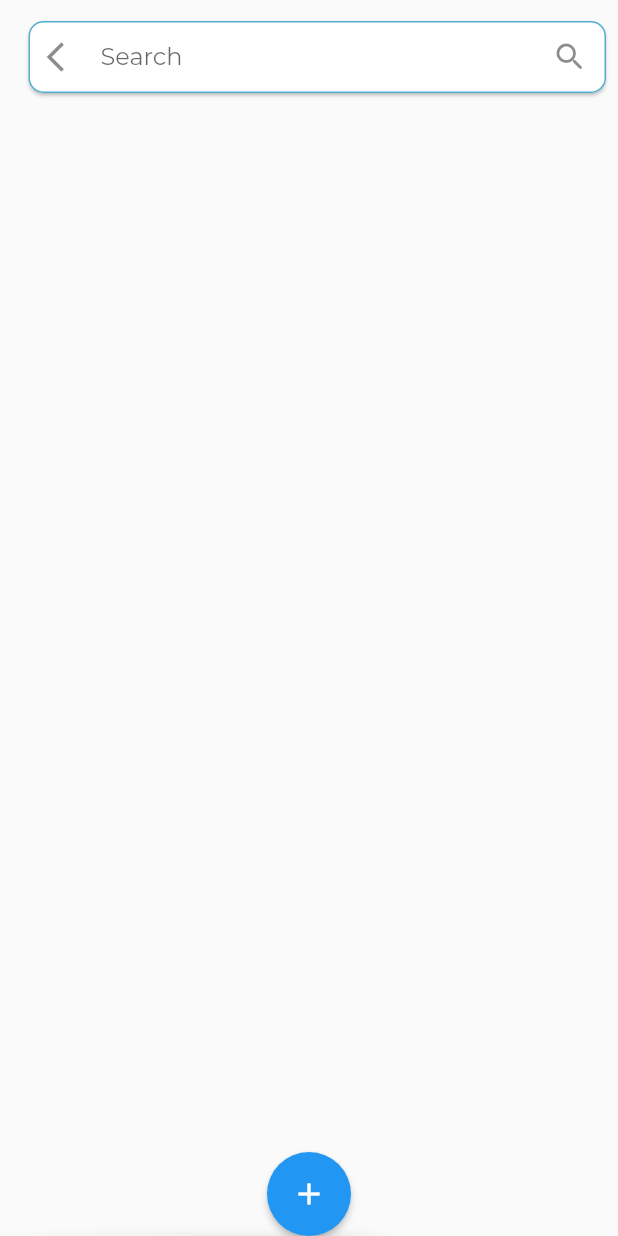
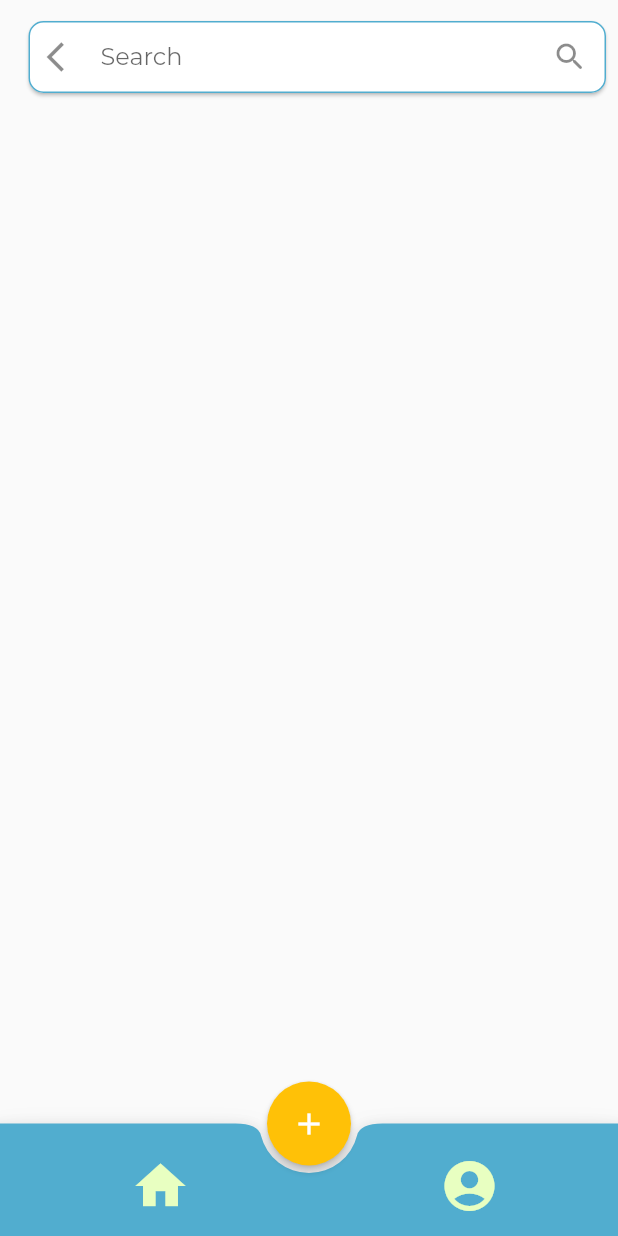
Before and after one commit to adithyaanilkumar/SafeNet, a Flutter app: the screen it shows after launch, on a phone screen of 412 x 824 dp. Run offline on Flutter 3.47's test engine with Material 2 defaults, Android fonts, the phone set to English and light mode, and no system bars; our stand-ins replace animated_text_kit, flutter_signin_button; statements that could not run were skipped; project files that could hold a hidden picture were left out.

Commit message:
Added bottom Navigation Bar

```diff
--- a/app/safenet/lib/core/viewmodals/home_model.dart
+++ b/app/safenet/lib/core/viewmodals/home_model.dart
@@ -1,10 +1,12 @@
 import 'package:flutter/material.dart';
 
 class HomeViewModel extends ChangeNotifier {
-  List<BottomNavigationBarItem> bottomNavBarIcons = [
-    BottomNavigationBarItem(
-      icon: Icon(Icons.account_circle),
-    ),
-    // BottomNavigationBarItem(icon: Icon(Icons.)),
-  ];
+  int _currentIndex = 0;
+
+  get currentIndex => _currentIndex;
+
+  set updateIndex(int index) {
+    _currentIndex = index;
+    notifyListeners();
+  }
 }
--- a/app/safenet/lib/main.dart
+++ b/app/safenet/lib/main.dart
@@ -1,9 +1,11 @@
 import 'package:flutter/material.dart';
 import 'package:provider/provider.dart';
 import 'package:safenet/core/routes.dart';
+import 'package:safenet/core/viewmodals/home_model.dart';
 import 'package:safenet/core/viewmodals/login_model.dart';
 import 'package:safenet/core/viewmodals/register_model.dart';
 import 'package:safenet/core/viewmodals/welcome_model.dart';
+import 'package:safenet/ui/customWidgets/bottomAppBar.dart';
 import 'package:safenet/ui/views/home_view.dart';
 import 'package:safenet/ui/views/welcome_view.dart';
 
@@ -21,7 +23,9 @@ class MyApp extends StatelessWidget {
             create: (context) => WelcomeModel()),
         ChangeNotifierProvider<LoginModel>(create: (context) => LoginModel()),
         ChangeNotifierProvider<RegisterModel>(
-            create: (context) => RegisterModel())
+            create: (context) => RegisterModel()),
+        ChangeNotifierProvider<HomeViewModel>(
+            create: (context) => HomeViewModel())
       ],
       child: MaterialApp(
         routes: Routes.getRoutes(),
@@ -30,7 +34,7 @@ class MyApp extends StatelessWidget {
           primarySwatch: Colors.blue,
           visualDensity: VisualDensity.adaptivePlatformDensity,
         ),
-        home: HomeView(),
+        home: CustomBottomAppBar(),
       ),
     );
   }
--- /dev/null
+++ b/app/safenet/lib/ui/customWidgets/bottomAppBar.dart
@@ -0,0 +1,83 @@
+import 'package:flutter/material.dart';
+import 'package:provider/provider.dart';
+import 'package:safenet/core/viewmodals/home_model.dart';
+import 'package:safenet/ui/views/home_view.dart';
+import 'package:safenet/ui/views/profile.dart';
+
+class BottomAppBarItem {
+  BottomAppBarItem({this.iconData, this.text});
+  IconData iconData;
+  String text;
+}
+
+class CustomBottomAppBar extends StatefulWidget {
+  @override
+  _CustomBottomAppBarState createState() => _CustomBottomAppBarState();
+}
+
+class _CustomBottomAppBarState extends State<CustomBottomAppBar> {
+  PageController _controller = PageController(initialPage: 0);
+  @override
+  Widget build(BuildContext context) {
+    return Consumer<HomeViewModel>(builder: (context, model, child) {
+      return Scaffold(
+        floatingActionButtonLocation: FloatingActionButtonLocation.centerDocked,
+        floatingActionButton: FloatingActionButton(
+          onPressed: () {},
+          tooltip: 'Increment',
+          child: Icon(Icons.add),
+          elevation: 2.0,
+          backgroundColor: Colors.amber,
+        ),
+        bottomNavigationBar: BottomAppBar(
+          elevation: ,
+          shape: CircularNotchedRectangle(),
+          clipBehavior: Clip.antiAlias,
+          notchMargin: 5.0,
+          child: Container(
+            height: 75.0,
+            child: Row(
+              mainAxisSize: MainAxisSize.max,
+              mainAxisAlignment: MainAxisAlignment.spaceAround,
+              children: [
+                IconButton(
+                    icon: Icon(
+                      Icons.home,
+                      size: 40.0,
+                      color: Color(0xffe8ffc1),
+                    ),
+                    onPressed: () {
+                      setState(() {
+                        _controller.jumpToPage(0);
+                      });
+                    }),
+                IconButton(
+                    icon: Icon(
+                      Icons.account_circle,
+                      size: 40.0,
+                      color: Color(0xffe8ffc1),
+                    ),
+                    onPressed: () {
+                      setState(() {
+                        _controller.jumpToPage(1);
+                      });
+                    })
+              ],
+            ),
+          ),
+          color: Color(0xff51adcf),
+        ),
+        body: PageView(
+          controller: _controller,
+          onPageChanged: (int) {
+            print('Page changes to index $int');
+          },
+          children: [
+            HomeView(),
+            Profile(),
+          ],
+        ),
+      );
+    });
+  }
+}
--- a/app/safenet/lib/ui/customWidgets/facebookSignInButton.dart
+++ b/app/safenet/lib/ui/customWidgets/facebookSignInButton.dart
@@ -1,5 +1,6 @@
 import 'package:flutter/material.dart';
-import 'package:flutter_signin_button/flutter_signin_button.dart';
+import 'package:flutter_signin_button/button_list.dart';
+import 'package:flutter_signin_button/button_view.dart';
 
 class FacebookSignInButton extends StatelessWidget {
   final String text;
--- a/app/safenet/lib/ui/customWidgets/googleSignInButton.dart
+++ b/app/safenet/lib/ui/customWidgets/googleSignInButton.dart
@@ -1,5 +1,6 @@
 import 'package:flutter/material.dart';
-import 'package:flutter_signin_button/flutter_signin_button.dart';
+import 'package:flutter_signin_button/button_list.dart';
+import 'package:flutter_signin_button/button_view.dart';
 
 class GoogleSignInButton extends StatelessWidget {
   final String text;
--- a/app/safenet/lib/ui/views/home_view.dart
+++ b/app/safenet/lib/ui/views/home_view.dart
@@ -6,23 +6,7 @@ class HomeView extends StatelessWidget {
   Widget build(BuildContext context) {
     return SafeArea(
       child: Scaffold(
-        extendBodyBehindAppBar: true,
-        floatingActionButtonLocation: FloatingActionButtonLocation.centerDocked,
-        floatingActionButton: FloatingActionButton(
-          onPressed: () {},
-          tooltip: 'Increment',
-          child: Icon(Icons.add),
-          elevation: 2.0,
-        ),
-        bottomNavigationBar: BottomAppBar(
-          child: Row(
-            mainAxisSize: MainAxisSize.max,
-            mainAxisAlignment: MainAxisAlignment.spaceBetween,
-            children: <Widget>[],
-          ),
-          shape: CircularNotchedRectangle(),
-          color: Colors.blueGrey,
-        ),
+        // extendBodyBehindAppBar: true,
         body: Padding(
           padding: const EdgeInsets.symmetric(vertical: 10.0, horizontal: 15.0),
           child: Column(
```
Also changed, not shown: app/safenet/lib/ui/views/profile.dart (added, +12 -0 lines), app/safenet/pubspec.lock.
